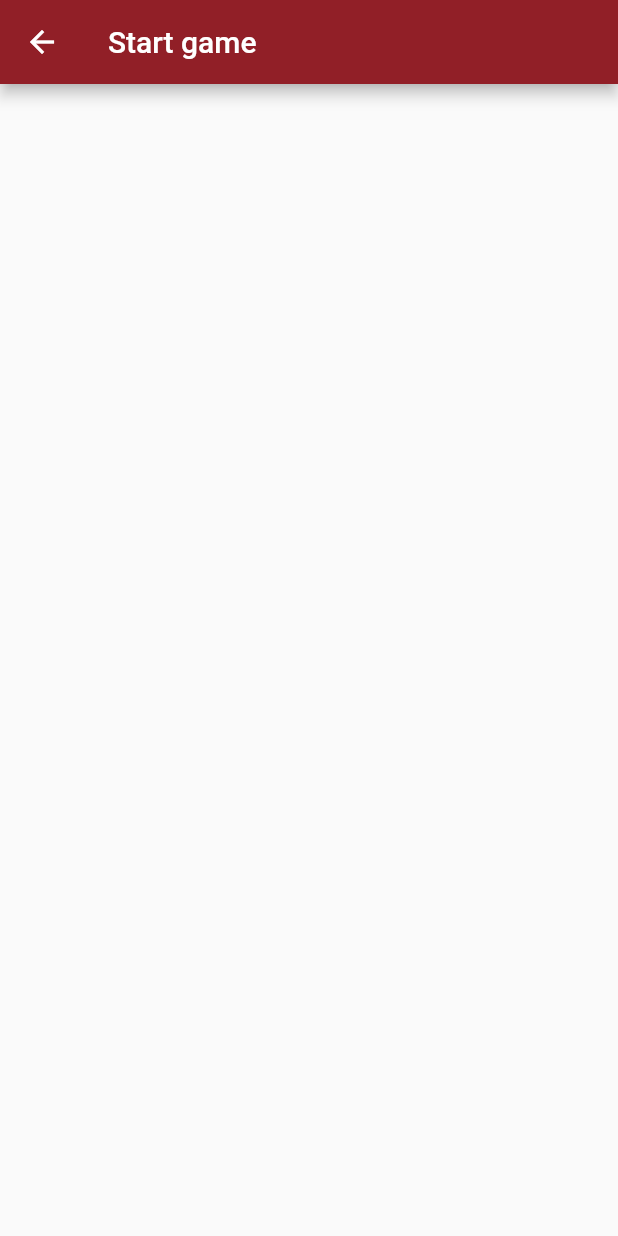
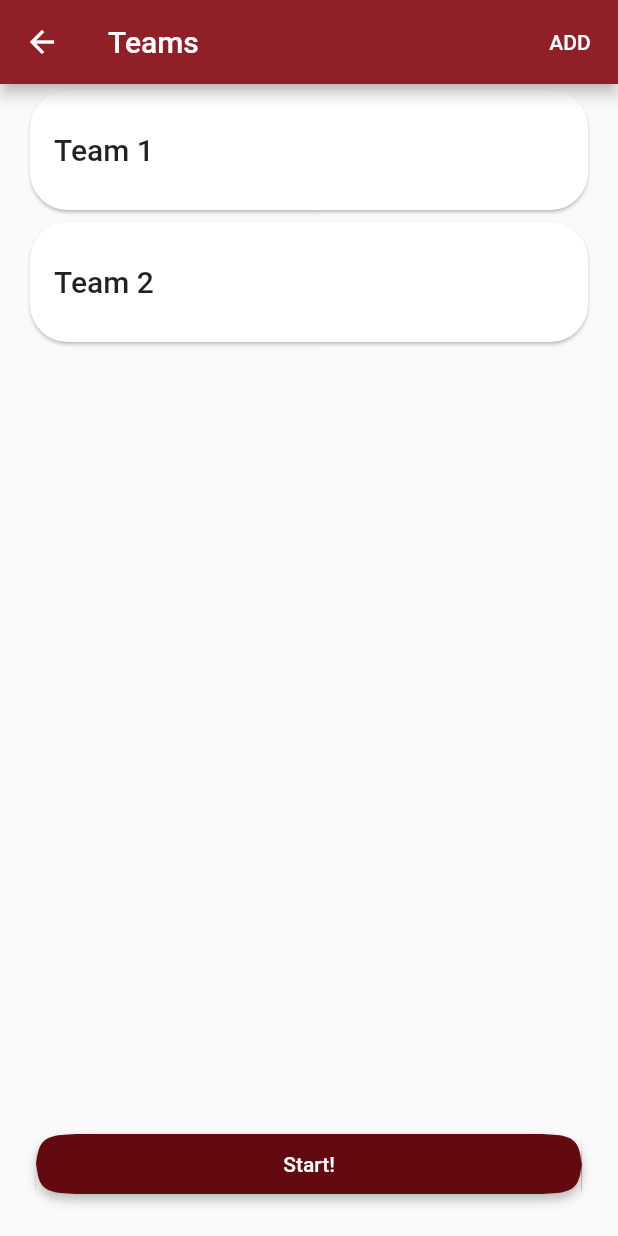
Before and after one commit to f-person/alias, a Flutter app: the StartGameScreen screen opened by its route, on a phone screen of 412 x 824 dp. Run offline on Flutter 3.47's test engine with Material 2 defaults, Android fonts, the light colour scheme and no system bars; our stand-ins replace auto_route, bloc, flutter_bloc, flutter_hooks, freezed_annotation, get_it.

Commit message:
feat: start game screen

```diff
--- /dev/null
+++ b/lib/application/game/start_game/start_game_bloc.dart
@@ -0,0 +1,51 @@
+import 'package:alias/domain/team/team.dart';
+import 'package:bloc/bloc.dart';
+import 'package:freezed_annotation/freezed_annotation.dart';
+
+part 'start_game_event.dart';
+part 'start_game_state.dart';
+part 'start_game_bloc.freezed.dart';
+
+class StartGameBloc extends Bloc<StartGameEvent, StartGameState> {
+  StartGameBloc() : super(StartGameState.initial()) {
+    on<StartGameEvent>(_handleStartGameEvent);
+  }
+
+  void _handleStartGameEvent(StartGameEvent event, Emitter<StartGameState> emit) {
+    event.map(
+      addNewTeamPressed: (e) {
+        final currentTeams = state.teams;
+        final newTeamNumber = currentTeams.length + 1;
+        final updatedTeams = <Team>[...currentTeams, Team.newTeam(name: 'Team $newTeamNumber')];
+        emit(state.copyWith(teams: updatedTeams));
+      },
+      teamRenamed: (e) {
+        final currentTeams = state.teams;
+        final teamIndex = currentTeams.indexWhere((t) => t.id == e.teamId);
+
+        // This statement should never evaluate to true but let's be safe.
+        if (teamIndex < 0) return;
+
+        final updatedTeam = currentTeams.elementAt(teamIndex).copyWith(name: e.newName);
+        final updatedTeams = [...currentTeams];
+        updatedTeams[teamIndex] = updatedTeam;
+
+        emit(state.copyWith(teams: updatedTeams));
+      },
+      teamDeleted: (e) {
+        final currentTeams = state.teams;
+        final teamIndex = currentTeams.indexWhere((t) => t.id == e.teamId);
+
+        if (teamIndex < 0) return;
+
+        final updatedTeams = [...currentTeams];
+        updatedTeams.removeAt(teamIndex);
+
+        emit(state.copyWith(teams: updatedTeams));
+      },
+      startGamePressed: (e) {
+        emit(StartGameState.navigationToGameStarted(teams: state.teams));
+      },
+    );
+  }
+}
--- /dev/null
+++ b/lib/application/game/start_game/start_game_event.dart
@@ -0,0 +1,12 @@
+part of 'start_game_bloc.dart';
+
+@freezed
+class StartGameEvent with _$StartGameEvent {
+  const factory StartGameEvent.addNewTeamPressed() = _AddNewTeamPressed;
+  const factory StartGameEvent.teamRenamed({
+    required String teamId,
+    required String newName,
+  }) = _TeamRenamed;
+  const factory StartGameEvent.teamDeleted({required String teamId}) = _TeamDeleted;
+  const factory StartGameEvent.startGamePressed() = _StartGamePressed;
+}
--- /dev/null
+++ b/lib/application/game/start_game/start_game_state.dart
@@ -0,0 +1,19 @@
+part of 'start_game_bloc.dart';
+
+@freezed
+class StartGameState with _$StartGameState {
+  const factory StartGameState({
+    required List<Team> teams,
+  }) = _StartGameState;
+
+  const factory StartGameState.navigationToGameStarted({
+    required List<Team> teams,
+  }) = _NavigationToGameStarted;
+
+  factory StartGameState.initial() => StartGameState(
+        teams: [
+          Team.newTeam(name: 'Team 1'),
+          Team.newTeam(name: 'Team 2'),
+        ],
+      );
+}
--- a/lib/domain/team/team.dart
+++ b/lib/domain/team/team.dart
@@ -1,15 +1,18 @@
 import 'package:freezed_annotation/freezed_annotation.dart';
+import 'package:uuid/uuid.dart';
 
 part 'team.freezed.dart';
-part 'team.g.dart';
 
 @freezed
-@JsonSerializable()
 class Team with _$Team {
-  const factory Team({
+  factory Team({
     required String name,
-    required int score,
+    required String id,
+    @Default(0) int score,
   }) = _Team;
 
-  factory Team.fromJson(Map<String, dynamic> json) => _$TeamFromJson(json);
+  factory Team.newTeam({required String name}) => Team(
+        id: const Uuid().v4(),
+        name: name,
+      );
 }
--- a/lib/injection.dart
+++ b/lib/injection.dart
@@ -1,3 +1,4 @@
+import 'package:alias/application/game/start_game/start_game_bloc.dart';
 import 'package:alias/application/main_menu/main_menu_bloc.dart';
 import 'package:get_it/get_it.dart';
 
@@ -5,4 +6,5 @@
 
 Future<void> configureDependencies() async {
   getIt.registerFactory<MainMenuBloc>(() => MainMenuBloc());
+  getIt.registerFactory<StartGameBloc>(() => StartGameBloc());
 }
--- a/lib/presentation/core/router/router.dart
+++ b/lib/presentation/core/router/router.dart
@@ -1,4 +1,4 @@
-import 'package:alias/presentation/game/start_game_screen.dart';
+import 'package:alias/presentation/game/start_game/start_game_screen.dart';
 import 'package:alias/presentation/main_menu/main_menu_screen.dart';
 import 'package:auto_route/auto_route.dart';
 
--- /dev/null
+++ b/lib/presentation/core/widgets/removable_focus.dart
@@ -0,0 +1,19 @@
+import 'package:flutter/material.dart';
+
+/// Removes the current focus from text fields or other
+/// widgets whenever user taps on the screen.
+class RemovableFocus extends StatelessWidget {
+  const RemovableFocus({required this.child, Key? key}) : super(key: key);
+
+  final Widget child;
+
+  @override
+  Widget build(BuildContext context) {
+    return GestureDetector(
+      onTap: () {
+        FocusScope.of(context).requestFocus(FocusNode());
+      },
+      child: child,
+    );
+  }
+}
--- /dev/null
+++ b/lib/presentation/game/start_game/start_game_screen.dart
@@ -0,0 +1,40 @@
+import 'package:alias/application/game/start_game/start_game_bloc.dart';
+import 'package:alias/injection.dart';
+import 'package:alias/presentation/core/widgets/removable_focus.dart';
+import 'package:flutter/material.dart';
+import 'package:flutter_bloc/flutter_bloc.dart';
+
+import 'widgets/add_team_button.dart';
+import 'widgets/start_game_button.dart';
+import 'widgets/team_list.dart';
+
+class StartGameScreen extends StatelessWidget {
+  const StartGameScreen({Key? key}) : super(key: key);
+
+  @override
+  Widget build(BuildContext context) {
+    return BlocProvider(
+      create: (_) => getIt<StartGameBloc>(),
+      child: RemovableFocus(
+        child: Scaffold(
+          appBar: AppBar(
+            title: const Text('Teams'),
+            actions: const [
+              AddTeamButton(),
+            ],
+          ),
+          body: Column(
+            children: const [
+              Expanded(
+                child: SingleChildScrollView(
+                  child: TeamList(),
+                ),
+              ),
+              StartGameButton(),
+            ],
+          ),
+        ),
+      ),
+    );
+  }
+}
--- /dev/null
+++ b/lib/presentation/game/start_game/widgets/add_team_button.dart
@@ -0,0 +1,22 @@
+import 'package:alias/application/game/start_game/start_game_bloc.dart';
+import 'package:flutter/material.dart';
+import 'package:flutter_bloc/flutter_bloc.dart';
+
+class AddTeamButton extends StatelessWidget {
+  const AddTeamButton({Key? key}) : super(key: key);
+
+  @override
+  Widget build(BuildContext context) {
+    return TextButton(
+      onPressed: () {
+        context.read<StartGameBloc>().add(const StartGameEvent.addNewTeamPressed());
+      },
+      style: ButtonStyle(
+        foregroundColor: MaterialStateProperty.resolveWith(
+          (states) => Colors.white,
+        ),
+      ),
+      child: const Text('ADD'),
+    );
+  }
+}
--- /dev/null
+++ b/lib/presentation/game/start_game/widgets/start_game_button.dart
@@ -0,0 +1,20 @@
+import 'package:alias/application/game/start_game/start_game_bloc.dart';
+import 'package:flutter/material.dart';
+import 'package:flutter_bloc/flutter_bloc.dart';
+
+class StartGameButton extends StatelessWidget {
+  const StartGameButton({Key? key}) : super(key: key);
+
+  @override
+  Widget build(BuildContext context) {
+    return Padding(
+      padding: const EdgeInsets.fromLTRB(24, 0, 24, 24),
+      child: ElevatedButton(
+        onPressed: () {
+          context.read<StartGameBloc>().add(const StartGameEvent.startGamePressed());
+        },
+        child: const Text('Start!'),
+      ),
+    );
+  }
+}
--- /dev/null
+++ b/lib/presentation/game/start_game/widgets/team_list.dart
@@ -0,0 +1,37 @@
+import 'package:alias/application/game/start_game/start_game_bloc.dart';
+import 'package:flutter/material.dart';
+import 'package:flutter_bloc/flutter_bloc.dart';
+
+import 'team_tile.dart';
+
+class TeamList extends StatelessWidget {
+  const TeamList({Key? key}) : super(key: key);
+
+  @override
+  Widget build(BuildContext context) {
+    return BlocConsumer<StartGameBloc, StartGameState>(
+      buildWhen: (previous, current) => previous.teams.length != current.teams.length,
+      listenWhen: (_, current) => current.map(
+        (_) => false,
+        navigationToGameStarted: (_) => true,
+      ),
+      listener: (context, state) {
+        state.map(
+          (_) {},
+          navigationToGameStarted: (teams) {
+            // TODO: navigate to new game screen
+          },
+        );
+      },
+      builder: (context, state) {
+        return Column(mainAxisSize: MainAxisSize.min, children: [
+          for (final team in state.teams)
+            TeamTile(
+              team: team,
+              key: Key(team.id),
+            ),
+        ]);
+      },
+    );
+  }
+}
--- /dev/null
+++ b/lib/presentation/game/start_game/widgets/team_tile.dart
@@ -0,0 +1,65 @@
+import 'package:alias/application/game/start_game/start_game_bloc.dart';
+import 'package:alias/domain/team/team.dart';
+import 'package:flutter/material.dart';
+import 'package:flutter_bloc/flutter_bloc.dart';
+import 'package:flutter_hooks/flutter_hooks.dart';
+
+class TeamTile extends HookWidget {
+  const TeamTile({required this.team, required Key key}) : super(key: key);
+
+  final Team team;
+
+  @override
+  Widget build(BuildContext context) {
+    final controller = useTextEditingController(text: team.name);
+    final handleTeamNameChanged = useCallback<ValueChanged<String>>(
+      (value) {
+        context.read<StartGameBloc>().add(StartGameEvent.teamRenamed(
+              teamId: team.id,
+              newName: value,
+            ));
+      },
+      const [],
+    );
+    final handleDismissed = useCallback<ValueChanged<DismissDirection>>(
+      (direction) {
+        context.read<StartGameBloc>().add(StartGameEvent.teamDeleted(teamId: team.id));
+      },
+      const [],
+    );
+
+    return SizedBox(
+      width: double.infinity,
+      child: Dismissible(
+        key: Key(team.id),
+        background: Container(
+          color: Colors.red,
+        ),
+        onDismissed: handleDismissed,
+        child: Padding(
+          padding: const EdgeInsets.symmetric(horizontal: 16.0),
+          child: Card(
+            shape: RoundedRectangleBorder(
+              borderRadius: BorderRadius.circular(25),
+            ),
+            child: Padding(
+              padding: const EdgeInsets.all(16),
+              child: TextField(
+                controller: controller,
+                onChanged: handleTeamNameChanged,
+                style: const TextStyle(
+                  fontSize: 20,
+                  fontWeight: FontWeight.w500,
+                ),
+                decoration: const InputDecoration(
+                  hintText: 'Team name',
+                  border: InputBorder.none,
+                ),
+              ),
+            ),
+          ),
+        ),
+      ),
+    );
+  }
+}
--- a/lib/presentation/game/start_game_screen.dart
+++ /dev/null
@@ -1,14 +0,0 @@
-import 'package:flutter/material.dart';
-
-class StartGameScreen extends StatelessWidget {
-  const StartGameScreen({Key? key}) : super(key: key);
-
-  @override
-  Widget build(BuildContext context) {
-    return Scaffold(
-      appBar: AppBar(
-        title: const Text('Start game'),
-      ),
-    );
-  }
-}
--- a/pubspec.yaml
+++ b/pubspec.yaml
@@ -19,6 +19,7 @@
   freezed_annotation: ^0.14.3
   get_it: ^7.2.0
   json_annotation: ^4.1.0
+  uuid: ^3.0.4
 
 dev_dependencies:
   auto_route_generator: ^2.3.2
```
Also changed, not shown: lib/application/game/start_game/start_game_bloc.freezed.dart (added), lib/domain/team/team.freezed.dart, lib/domain/team/team.g.dart (deleted), lib/presentation/core/router/router.gr.dart, pubspec.lock.
